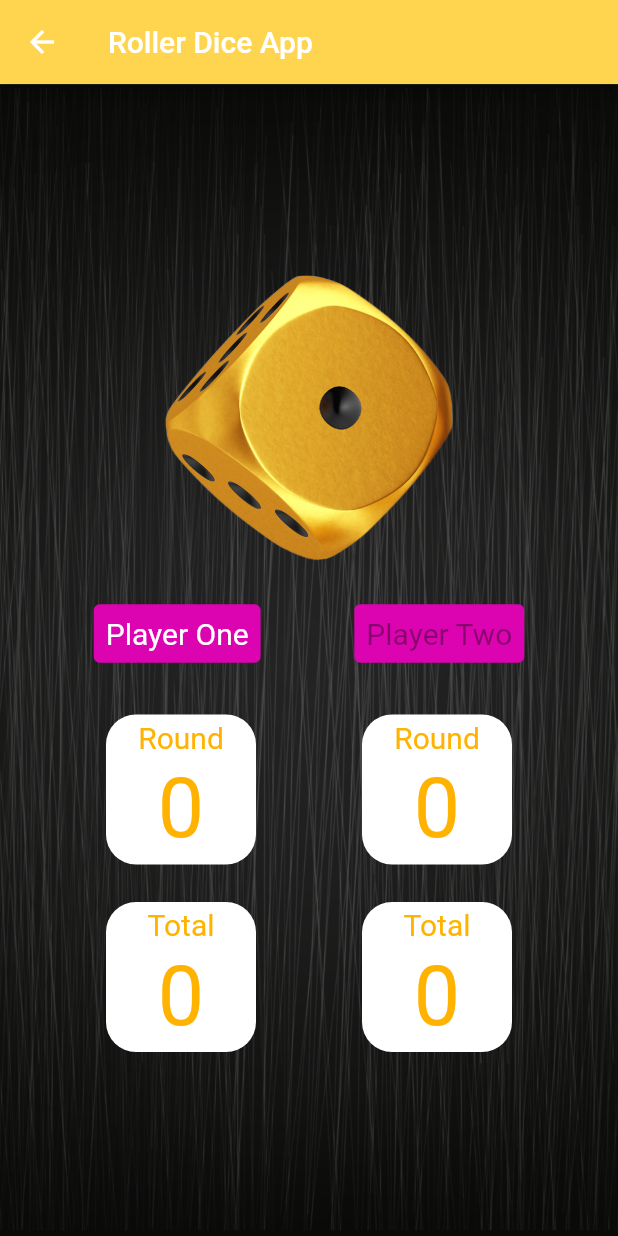
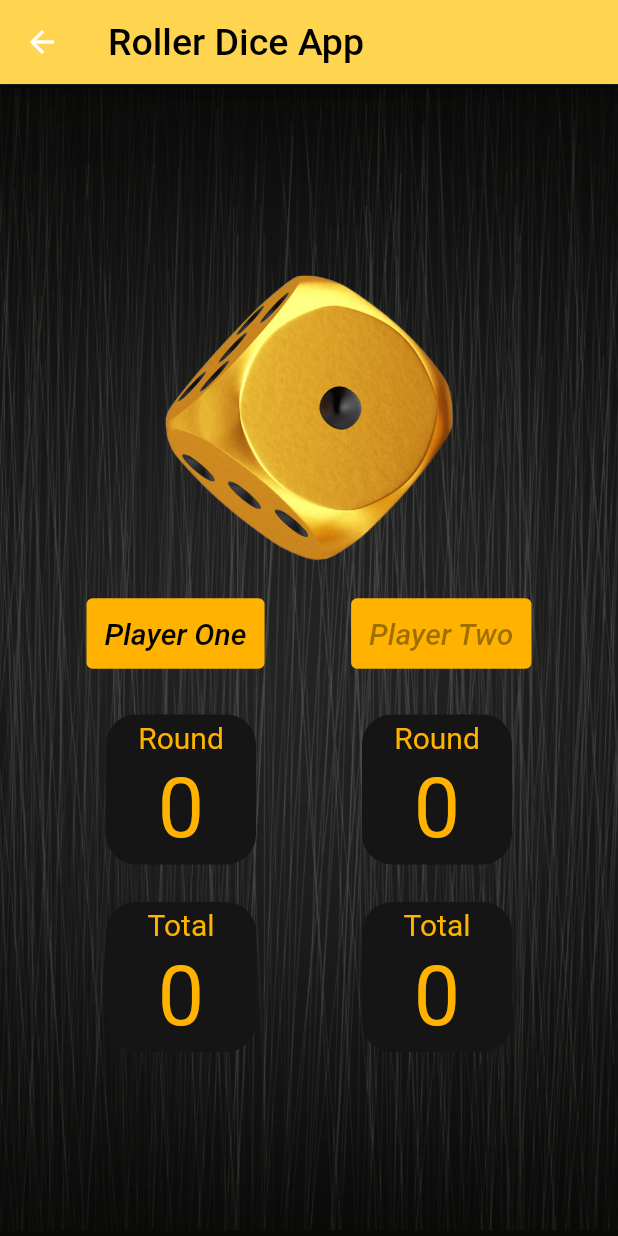
Before and after one commit to amal-prasad99/roller_dice_project, a Flutter app: the screen it shows after launch, after a tap on "New Game", on a phone screen of 412 x 824 dp. Run offline on Flutter 3.47's test engine with Material 2 defaults, Android fonts, the phone set to English and light mode, and no system bars.

Commit message:
basic comple

```diff
--- a/lib/app.dart
+++ b/lib/app.dart
@@ -9,7 +9,14 @@ class RollerDiceApp extends StatelessWidget {
     return Container(
       child: Scaffold(
         appBar: AppBar(
-          title: const Text('Roller Dice App'),
+          title: const Text(
+            'Roller Dice App',
+            textAlign: TextAlign.center,
+            style: TextStyle(
+              color: Colors.black,
+              fontSize: 25,
+            ),
+          ),
           backgroundColor: Colors.amber.shade300,
         ),
         body: const GraidentContainer(),
--- a/lib/home_page.dart
+++ b/lib/home_page.dart
@@ -27,12 +27,15 @@ class HomePage extends StatelessWidget {
                 child: Text(
                   'Welcome \n To \nRollerDice',
                   textAlign: TextAlign.center,
-                  style: TextStyle(color: Colors.white, fontSize: 50),
+                  style: TextStyle(color: Colors.amber, fontSize: 50),
                 ),
               ),
               Builder(
                 builder: (BuildContext builderContext) {
                   return ElevatedButton(
+                    style: ElevatedButton.styleFrom(
+                      primary: Colors.amber.shade600,
+                    ),
                     onPressed: () {
                       Navigator.push(
                         builderContext,
@@ -40,7 +43,16 @@ class HomePage extends StatelessWidget {
                             builder: (context) => RollerDiceApp()),
                       );
                     },
-                    child: const Text('New Game'),
+                    child: const Padding(
+                      padding: EdgeInsets.all(8.0),
+                      child: Text(
+                        'New Game',
+                        style: TextStyle(
+                          color: Colors.black,
+                          fontSize: 20,
+                        ),
+                      ),
+                    ),
                   );
                 },
               ),
--- a/lib/roller_dice.dart
+++ b/lib/roller_dice.dart
@@ -16,6 +16,9 @@ class _RollerDiceState extends State<RollerDice> {
   var countP1 = 0;
   var totalP2 = 0;
   var countP2 = 0;
+  var difference = 0;
+  var p1tot = 0;
+  var p2tot = 0;
 
   bool isPlayerOneButtonDisabled = false;
   bool isPlayerTwoButtonDisabled = true;
@@ -49,10 +52,18 @@ class _RollerDiceState extends State<RollerDice> {
   void gameResult() {
     String winnerMsg;
     if (totalP1 > totalP2) {
-      winnerMsg = 'Player One Wins';
+      p1tot = totalP1;
+      p2tot = totalP2;
+      difference = totalP1 - totalP2;
+      winnerMsg = 'Player One Wins by $difference points.';
     } else if (totalP2 > totalP1) {
-      winnerMsg = 'Player Two Wins';
+      p2tot = totalP2;
+      p1tot = totalP1;
+      difference = totalP2 - totalP1;
+      winnerMsg = 'Player Two Wins $difference points.';
     } else {
+      p2tot = totalP2;
+      p1tot = totalP1;
       winnerMsg = 'Both Lose...!';
     }
 
@@ -60,8 +71,30 @@ class _RollerDiceState extends State<RollerDice> {
         context: context,
         builder: (BuildContext context) {
           return AlertDialog(
-            title: Text('Game Over'),
-            content: Text(winnerMsg),
+            title: const Text(
+              'Game Over',
+              style: TextStyle(fontSize: 30),
+              textAlign: TextAlign.center,
+            ),
+            content: Container(
+              child: Column(
+                mainAxisSize: MainAxisSize.min,
+                children: [
+                  Text(
+                    winnerMsg,
+                    style: TextStyle(fontSize: 20),
+                  ),
+                  const SizedBox(
+                    height: 20,
+                  ),
+                  Text('Player One Total: $p1tot'),
+                  const SizedBox(
+                    height: 5,
+                  ),
+                  Text('Player Two Total: $p2tot')
+                ],
+              ),
+            ),
             actions: [
               TextButton(
                 onPressed: () {
@@ -96,22 +129,36 @@ class _RollerDiceState extends State<RollerDice> {
             TextButton(
               onPressed: isPlayerOneButtonDisabled ? null : rollP1,
               style: TextButton.styleFrom(
-                  backgroundColor: Color.fromARGB(255, 220, 3, 177),
-                  foregroundColor: Colors.white,
+                  backgroundColor: Colors.amber.shade600,
+                  foregroundColor: const Color.fromARGB(255, 0, 0, 0),
                   textStyle: const TextStyle(
                     fontSize: 20,
                   )),
-              child: const Text('Player One'),
+              child: const Padding(
+                padding: EdgeInsets.all(4.0),
+                child: Text(
+                  'Player One',
+                  style: TextStyle(
+                      fontStyle: FontStyle.italic, fontWeight: FontWeight.w500),
+                ),
+              ),
             ),
             TextButton(
               onPressed: isPlayerTwoButtonDisabled ? null : rollP2,
               style: TextButton.styleFrom(
-                  backgroundColor: Color.fromARGB(255, 220, 3, 177),
-                  foregroundColor: Colors.white,
+                  backgroundColor: Colors.amber.shade600,
+                  foregroundColor: const Color.fromARGB(255, 0, 0, 0),
                   textStyle: const TextStyle(
                     fontSize: 20,
                   )),
-              child: const Text('Player Two'),
+              child: const Padding(
+                padding: EdgeInsets.all(4.0),
+                child: Text(
+                  'Player Two',
+                  style: TextStyle(
+                      fontStyle: FontStyle.italic, fontWeight: FontWeight.w500),
+                ),
+              ),
             ),
           ],
         ),
@@ -123,9 +170,8 @@ class _RollerDiceState extends State<RollerDice> {
           children: [
             Container(
               decoration: BoxDecoration(
-                borderRadius: BorderRadius.circular(20),
-                color: const Color.fromARGB(255, 255, 255, 255),
-              ),
+                  borderRadius: BorderRadius.circular(20),
+                  color: Color.fromARGB(255, 21, 21, 21)),
               width: 100,
               height: 100,
               child: Center(
@@ -155,7 +201,7 @@ class _RollerDiceState extends State<RollerDice> {
             Container(
               decoration: BoxDecoration(
                 borderRadius: BorderRadius.circular(20),
-                color: const Color.fromARGB(255, 255, 255, 255),
+                color: Color.fromARGB(255, 21, 21, 21),
               ),
               width: 100,
               height: 100,
@@ -196,7 +242,7 @@ class _RollerDiceState extends State<RollerDice> {
               height: 100,
               decoration: BoxDecoration(
                 borderRadius: BorderRadius.circular(20),
-                color: Colors.white,
+                color: Color.fromARGB(255, 21, 21, 21),
               ),
               child: Column(
                 children: [
@@ -225,7 +271,7 @@ class _RollerDiceState extends State<RollerDice> {
               height: 100,
               decoration: BoxDecoration(
                 borderRadius: BorderRadius.circular(20),
-                color: Colors.white,
+                color: Color.fromARGB(255, 21, 21, 21),
               ),
               child: Column(
                 children: [
```
Also changed, not shown: assets/images/btn01.png (added).
